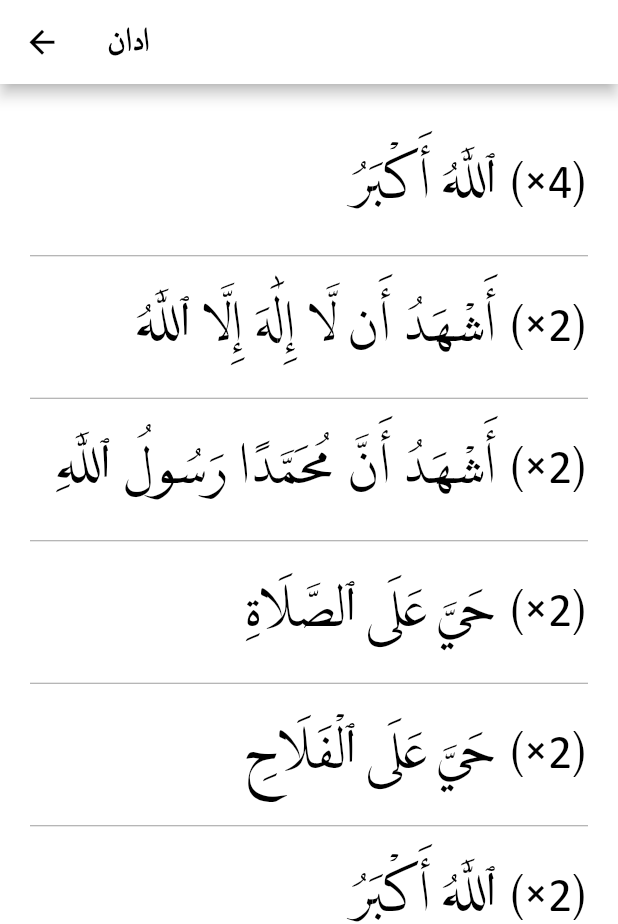
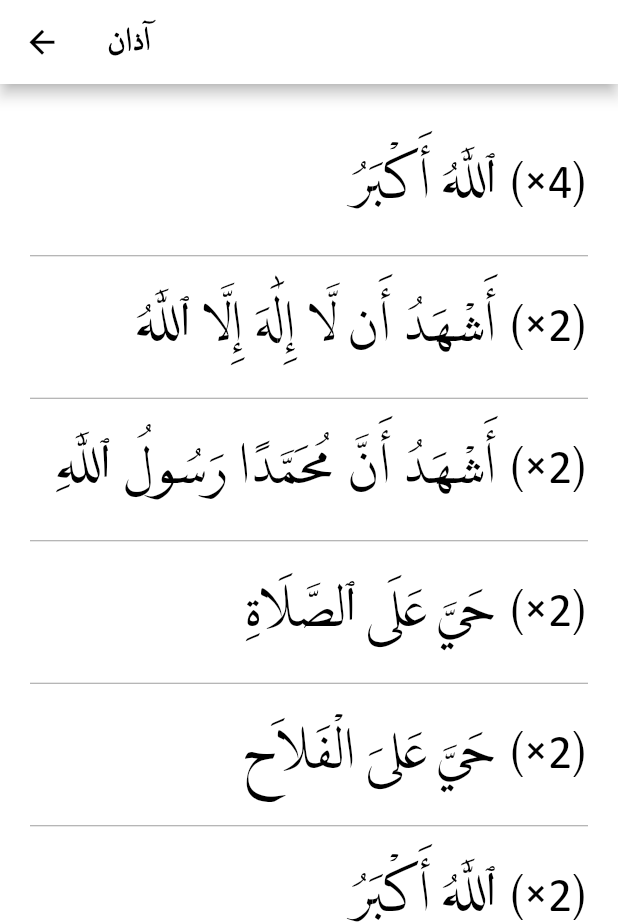
Before and after one commit to alizaenazet/dalil-alnajah, a Flutter app: the Section4 screen opened directly, on a phone screen of 412 x 824 dp. Shown: the top 924 px of the screen. Run offline on Flutter 3.47's test engine with Material 2 defaults, Android fonts, the phone set to English and light mode, and no system bars; our stand-ins replace animated_splash_screen, google_fonts.

Commit message:
Adzan change

```diff
--- a/lib/section4.dart
+++ b/lib/section4.dart
@@ -33,7 +33,7 @@ class _Section4State extends State<Section4> {
               size: 25,
             )),
         title: Text(
-          'ادان',
+          'آذان',
           style: TextStyle(
             color: Colors.black,
             fontSize: 18,
@@ -95,7 +95,7 @@ class _Section4State extends State<Section4> {
                 height: 20,
               ),
               Text(
-                '(2×) حَيَّ عَلَى ٱلْفَلَاحِ',
+                '(2×) حَيَّ عَلىَ الْفَلاَح',
                 textDirection: TextDirection.rtl,
                 style: largeBlackArabic,
               ),
```
